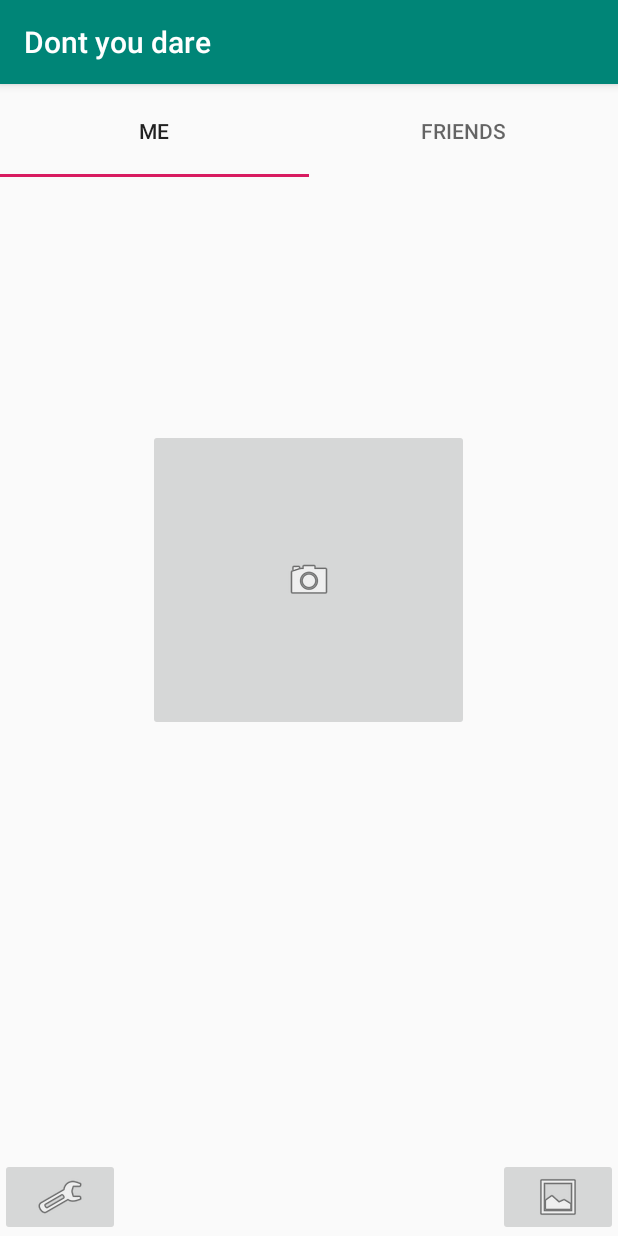
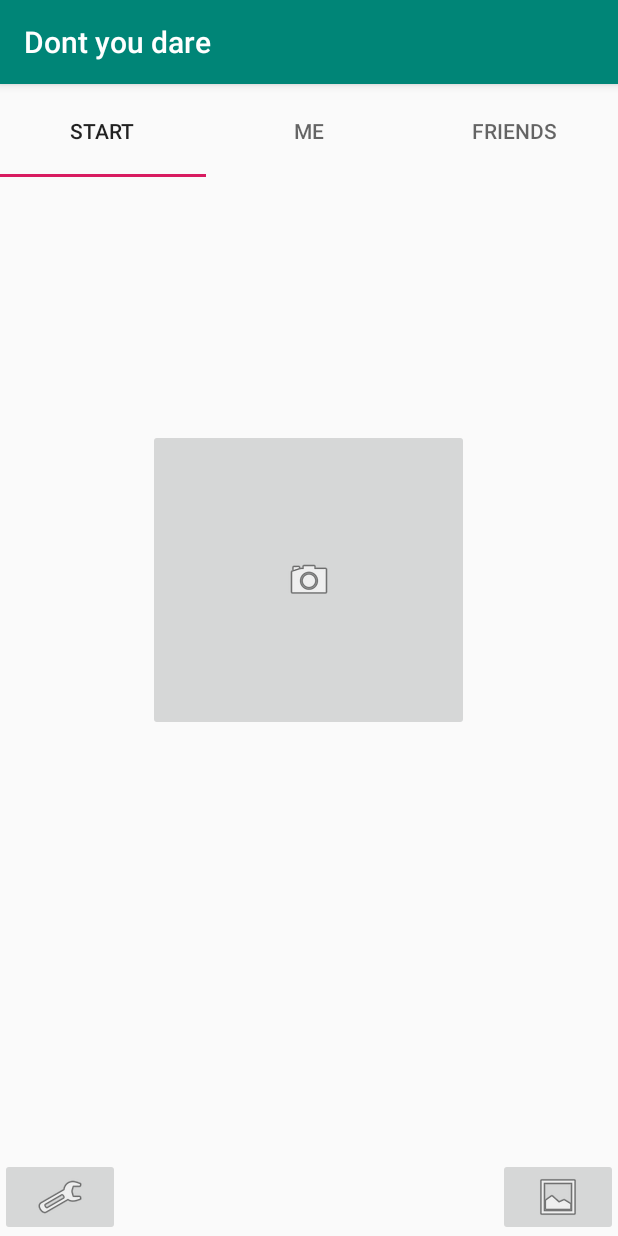
Before and after one commit to XeniaSchamne/DontYouDare, an Android app: the screen it shows after launch (MainActivity), on a phone screen of 412 x 824 dp. Run offline under Robolectric (Android 15) with nearby library versions, the phone set to English and light mode, and no system bars.

Commit message:
Fragments
Bis dato geht nur slide, mit anklicken funktioniert noch nicht

```diff
--- a/app/build.gradle
+++ b/app/build.gradle
@@ -22,6 +22,7 @@ android {
 dependencies {
     implementation fileTree(dir: 'libs', include: ['*.jar'])
     implementation 'androidx.appcompat:appcompat:1.1.0'
+    implementation 'androidx.legacy:legacy-support-v4:1.0.0'
     testImplementation 'junit:junit:4.12'
     androidTestImplementation 'androidx.test.ext:junit:1.1.1'
     androidTestImplementation 'androidx.test.espresso:espresso-core:3.2.0'
--- a/app/src/main/java/com/example/dontyoudare/MainActivity.java
+++ b/app/src/main/java/com/example/dontyoudare/MainActivity.java
@@ -1,9 +1,8 @@
 package com.example.dontyoudare;
 
 import androidx.annotation.NonNull;
-import androidx.annotation.Nullable;
-import androidx.annotation.XmlRes;
 import androidx.appcompat.app.AppCompatActivity;
+import androidx.viewpager.widget.ViewPager;
 
 import android.Manifest;
 import android.content.ContentValues;
@@ -13,21 +12,27 @@ import android.net.Uri;
 import android.os.Build;
 import android.os.Bundle;
 import android.provider.MediaStore;
-import android.service.autofill.OnClickAction;
 import android.view.View;
-import android.view.textclassifier.TextClassifierEvent;
 import android.widget.ImageButton;
-import android.widget.TextView;
 import android.widget.Toast;
 
-import java.security.Permission;
+import com.google.android.material.tabs.TabItem;
+import com.google.android.material.tabs.TabLayout;
+
 
 public class MainActivity extends AppCompatActivity{
 
     private static final int PERMISSION_CODE = 1000;
     private static final int IMAGE_CAPTURE_CODE = 1001;
     ImageButton uploadImageBtn;
-    Uri image_uri;
+    static Uri image_uri;
+
+    /* Attribute, die für die Tabs benötigt werden */
+
+    private TabLayout tablayout;
+    private ViewPager viewPager;
+    private TabItem me,friends, start;
+    public PageAdapter pageAdapter;
 
 
     @Override
@@ -36,8 +41,51 @@ public class MainActivity extends AppCompatActivity{
 
         setContentView(R.layout.activity_main);
 
+        /* Fragments */
+        tablayout = findViewById(R.id.tablayout);
+        me = findViewById(R.id.tabMe);
+        friends = findViewById(R.id.tabFriends);
+        start = findViewById(R.id.tabStart);
+        viewPager = findViewById(R.id.viewpager);
 
-        uploadImageBtn = findViewById(R.id.image_button);
+        pageAdapter = new PageAdapter(getSupportFragmentManager(), tablayout.getTabCount());
+        viewPager.setAdapter(pageAdapter);
+
+        tablayout.setOnTabSelectedListener(new TabLayout.OnTabSelectedListener() {
+            @Override
+            public void onTabSelected(TabLayout.Tab tab) {
+                viewPager.setCurrentItem(tab.getPosition());
+                if (tab.getPosition() == 0) {
+                    pageAdapter.notifyDataSetChanged();
+                    Start f = new Start();
+                    getSupportFragmentManager().beginTransaction().replace(R.id.container, f).commit();
+                } else if (tab.getPosition() == 1) {
+                    pageAdapter.notifyDataSetChanged();
+                    Me f = new Me();
+                    getSupportFragmentManager().beginTransaction().replace(R.id.container, f).commit();
+                } else if (tab.getPosition() == 2) {
+                    pageAdapter.notifyDataSetChanged();
+                    Friends f = new Friends();
+                    getSupportFragmentManager().beginTransaction().replace(R.id.container, f).commit();
+
+                }
+            }
+
+            @Override
+            public void onTabUnselected(TabLayout.Tab tab) {
+
+            }
+
+            @Override
+            public void onTabReselected(TabLayout.Tab tab) {
+
+            }
+        });
+
+        viewPager.addOnPageChangeListener(new TabLayout.TabLayoutOnPageChangeListener(tablayout));
+
+
+/*        uploadImageBtn = findViewById(R.id.image_button);
         uploadImageBtn.setOnClickListener(new View.OnClickListener() {
             @Override
             public void onClick(View v) {
@@ -56,13 +104,13 @@ public class MainActivity extends AppCompatActivity{
                     openCamera();
                 }
             }
-        });
+        }); */
 
 
     }
 
     //Methode zum öffnen der Kamera
-    private void openCamera(){
+    public void openCamera(){
         ContentValues values = new ContentValues();
         values.put(MediaStore.Images.Media.TITLE, "New Picture");
         values.put(MediaStore.Images.Media.DESCRIPTION, "From the Camera");
@@ -83,15 +131,9 @@ public class MainActivity extends AppCompatActivity{
                     openCamera();
                 }else{
                     Toast.makeText(this, "PERMISSION DENIED", Toast.LENGTH_SHORT).show();
-
-
                 }
-
             }
-
-    }
-
-
+        }
     }
 
     // Test ob unser Permissionergebnis OK ist und wenn ja, upload des aufgenommenen Bildes
--- /dev/null
+++ b/app/src/main/java/com/example/dontyoudare/Me.java
@@ -0,0 +1,31 @@
+package com.example.dontyoudare;
+
+
+import android.os.Bundle;
+
+import androidx.fragment.app.Fragment;
+
+import android.view.LayoutInflater;
+import android.view.View;
+import android.view.ViewGroup;
+
+
+/**
+ * A simple {@link Fragment} subclass.
+ */
+public class Me extends Fragment {
+
+
+    public Me() {
+        // Required empty public constructor
+    }
+
+
+    @Override
+    public View onCreateView(LayoutInflater inflater, ViewGroup container,
+                             Bundle savedInstanceState) {
+        // Inflate the layout for this fragment
+        return inflater.inflate(R.layout.fragment_me, container, false);
+    }
+
+}
--- /dev/null
+++ b/app/src/main/java/com/example/dontyoudare/PageAdapter.java
@@ -0,0 +1,41 @@
+package com.example.dontyoudare;
+
+import androidx.annotation.NonNull;
+import androidx.fragment.app.Fragment;
+import androidx.fragment.app.FragmentManager;
+import androidx.fragment.app.FragmentPagerAdapter;
+
+public class PageAdapter extends FragmentPagerAdapter {
+
+    private int numoftabs;
+
+    public PageAdapter(@NonNull FragmentManager fm, int numOfTabs) {
+        super(fm);
+        this.numoftabs = numOfTabs;
+    }
+
+    @NonNull
+    @Override
+    public Fragment getItem(int position) {
+        switch (position){
+            case 0:
+                return new Start();
+            case 1:
+                return new Me();
+            case 2:
+                return new Friends();
+            default:
+                return null;
+        }
+    }
+
+    @Override
+    public int getCount() {
+        return numoftabs;
+    }
+
+    @Override
+    public int getItemPosition(@NonNull Object object) {
+        return POSITION_NONE;
+    }
+}
--- /dev/null
+++ b/app/src/main/java/com/example/dontyoudare/Start.java
@@ -0,0 +1,36 @@
+package com.example.dontyoudare;
+
+
+import android.net.Uri;
+import android.os.Bundle;
+
+import androidx.fragment.app.Fragment;
+
+import android.view.LayoutInflater;
+import android.view.View;
+import android.view.ViewGroup;
+import android.widget.ImageButton;
+import android.widget.TextView;
+
+
+/**
+ * A simple {@link Fragment} subclass.
+ */
+public class Start extends Fragment {
+
+
+    public Start() {
+        // Required empty public constructor
+    }
+
+
+    @Override
+    public View onCreateView(LayoutInflater inflater, ViewGroup container,
+                             Bundle savedInstanceState) {
+        // Inflate the layout for this fragment
+        View v = inflater.inflate(R.layout.fragment_start, container, false);
+      //  TextView textview = v.findViewById(R.id.text);
+        return v;
+    }
+
+}
--- a/app/src/main/res/layout/activity_main.xml
+++ b/app/src/main/res/layout/activity_main.xml
@@ -3,12 +3,14 @@
 <!-- Relatives Layout, in dem wir Tabs und Buttons einlagern -->
 <RelativeLayout xmlns:android="http://schemas.android.com/apk/res/android"
     xmlns:app="http://schemas.android.com/apk/res-auto"
+    android:id="@+id/container"
     android:layout_width="fill_parent"
     android:layout_height="fill_parent"
     android:orientation="vertical">
 
     <!-- Tableiste am oberen Bildrand -->
     <com.google.android.material.tabs.TabLayout
+        android:id="@+id/tablayout"
         android:layout_width="match_parent"
         android:layout_height="62dp">
 
@@ -16,48 +18,29 @@
         <com.google.android.material.tabs.TabItem
             android:layout_width="wrap_content"
             android:layout_height="wrap_content"
-            android:text="@string/tabItemMe" />
+            android:id="@+id/tabStart"
+            android:text="@string/tabItemStart" />
+
+        <com.google.android.material.tabs.TabItem
+            android:id="@+id/tabMe"
+            android:layout_width="match_parent"
+            android:layout_height="wrap_content"
+            android:background="@color/colorPrimary"
+            android:clickable="true"
+            android:text="@string/tabItemMe"
+            android:focusable="true" />
 
         <com.google.android.material.tabs.TabItem
             android:layout_width="wrap_content"
             android:layout_height="wrap_content"
+            android:id="@+id/tabFriends"
             android:text="@string/tabItemFriends" />
     </com.google.android.material.tabs.TabLayout>
 
-
-    <!-- Galerie Button -->
-    <ImageButton
-        android:id="@+id/gallery_button"
-        android:layout_width="80dp"
-        android:layout_height="wrap_content"
-        android:layout_alignParentRight="true"
-        android:layout_alignParentBottom="true"
-        app:srcCompat="@android:drawable/ic_menu_gallery"
-        android:contentDescription="@string/gallery"
-        android:layout_alignParentEnd="true" />
-
-
-    <!-- Button zum Hochladen eines Bildes -->
-    <ImageButton
-        android:id="@+id/image_button"
-        android:layout_width="214dp"
-        android:layout_height="201dp"
-        android:layout_alignParentTop="false"
-        android:layout_alignParentBottom="false"
-        android:layout_centerHorizontal="true"
-        android:layout_centerVertical="false"
-        android:layout_marginTop="230dp"
-        android:contentDescription="@string/tabItemMe"
-        android:scaleType="centerInside"
-        app:srcCompat="@android:drawable/ic_menu_camera" />
-
-    <!-- Option-Menü-Button -->
-    <ImageButton
-            android:id="@+id/optionButton"
-            android:layout_width="80dp"
-            android:layout_height="wrap_content"
-            android:layout_alignParentBottom="true"
-            app:srcCompat="@android:drawable/ic_menu_preferences"
-            android:contentDescription="@string/option" />
+    <!-- ViewPager -->
+    <androidx.viewpager.widget.ViewPager
+        android:layout_width="match_parent"
+        android:layout_height="match_parent"
+        android:id="@+id/viewpager" />
 
 </RelativeLayout>
--- /dev/null
+++ b/app/src/main/res/layout/fragment_start.xml
@@ -0,0 +1,47 @@
+<?xml version="1.0" encoding="utf-8"?>
+
+<!-- Relatives Layout, in dem wir Tabs und Buttons einlagern -->
+<RelativeLayout xmlns:android="http://schemas.android.com/apk/res/android"
+    xmlns:app="http://schemas.android.com/apk/res-auto"
+    xmlns:tools="http://schemas.android.com/tools"
+    android:layout_width="fill_parent"
+    android:layout_height="fill_parent"
+    android:orientation="vertical"
+    tools:context=".Start">
+
+    <!-- Galerie Button -->
+    <ImageButton
+        android:id="@+id/gallery_button"
+        android:layout_width="80dp"
+        android:layout_height="wrap_content"
+        android:layout_alignParentRight="true"
+        android:layout_alignParentBottom="true"
+        app:srcCompat="@android:drawable/ic_menu_gallery"
+        android:contentDescription="@string/gallery"
+        android:layout_alignParentEnd="true" />
+
+
+    <!-- Button zum Hochladen eines Bildes -->
+    <ImageButton
+        android:id="@+id/image_button"
+        android:layout_width="214dp"
+        android:layout_height="201dp"
+        android:layout_alignParentTop="false"
+        android:layout_alignParentBottom="false"
+        android:layout_centerHorizontal="true"
+        android:layout_centerVertical="false"
+        android:layout_marginTop="230dp"
+        android:contentDescription="@string/tabItemMe"
+        android:scaleType="centerInside"
+        app:srcCompat="@android:drawable/ic_menu_camera" />
+
+    <!-- Option-Menü-Button -->
+    <ImageButton
+        android:id="@+id/optionButton"
+        android:layout_width="80dp"
+        android:layout_height="wrap_content"
+        android:layout_alignParentBottom="true"
+        app:srcCompat="@android:drawable/ic_menu_preferences"
+        android:contentDescription="@string/option" />
+
+</RelativeLayout>
--- a/app/src/main/res/values/strings.xml
+++ b/app/src/main/res/values/strings.xml
@@ -11,4 +11,12 @@
 
 
     <string name="tabItemOptions">Options</string>
+
+    <!-- TODO: Remove or change this placeholder text -->
+    <string name="lukas_ist_ne_bitch">Lukas ist ne Bitch</string>
+    <string name="Marco_ist_ne_Bitch">Marco ist ne Bitch</string>
+
+    <!-- TODO: Remove or change this placeholder text -->
+    <string name="hello_blank_fragment">Hello blank fragment</string>
+    <string name="tabItemStart">Start</string>
 </resources>
```
Also changed, not shown: app/src/main/java/com/example/dontyoudare/Friends.java (added, +34 -0 lines), app/src/main/res/layout/fragment_friends.xml (added, +20 -0 lines), app/src/main/res/layout/fragment_me.xml (added, +14 -0 lines).
